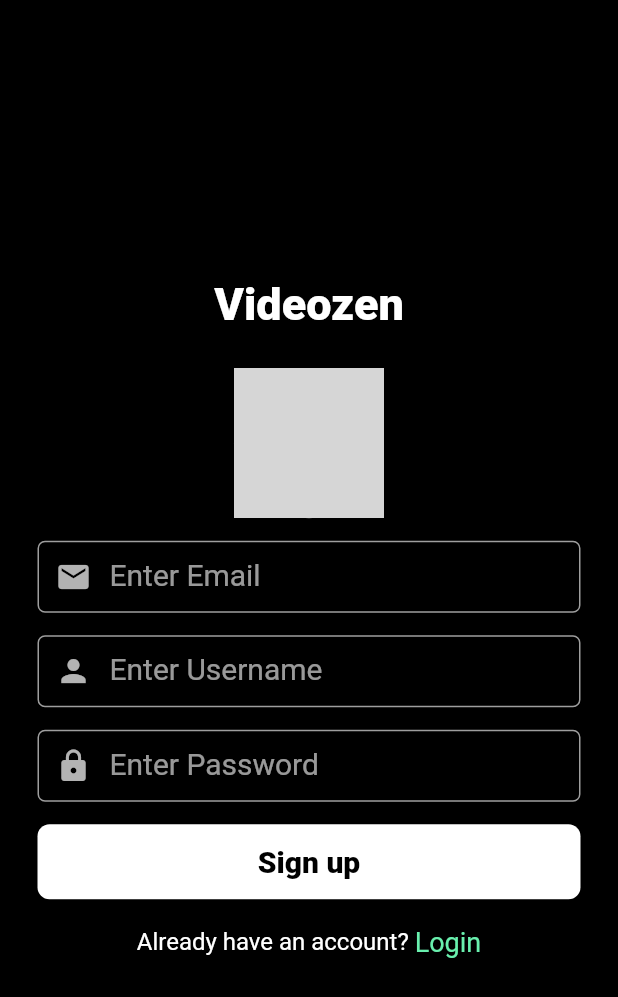
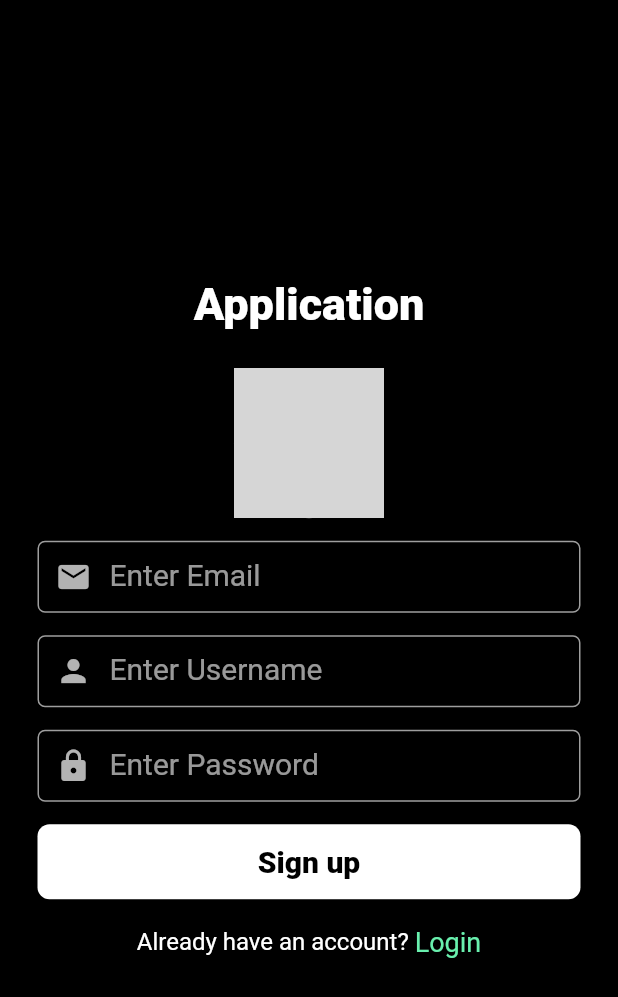
Before and after one commit to shinjini25/videozen, a Flutter app: the screen it shows after launch, after a tap on "Register Now!", on a phone screen of 412 x 824 dp. Shown: the top 997 px of the screen. Run offline on Flutter 3.47's test engine with Material 2 defaults, Android fonts, the phone set to English and light mode, and no system bars; our stand-ins replace cloud_firestore, firebase_auth, firebase_core, firebase_storage, get, image_picker; accounts and stored records are empty; network calls fail; grey boxes are pictures that could not be loaded.

Commit message:
login and signup done

```diff
--- a/lib/constants.dart
+++ b/lib/constants.dart
@@ -2,12 +2,10 @@ import 'package:cloud_firestore/cloud_firestore.dart';
 import 'package:firebase_auth/firebase_auth.dart';
 import 'package:firebase_storage/firebase_storage.dart';
 import 'package:flutter/material.dart';
-
 import 'controllers/auth_controllers.dart';
 
 // COLORS
 const backgroundColor = Colors.black;
-// var buttonColor = Colors.red[400];
 var buttonColor = Colors.white;
 var secondaryColor = Colors.greenAccent;
 const borderColor = Colors.grey;
--- a/lib/controllers/auth_controllers.dart
+++ b/lib/controllers/auth_controllers.dart
@@ -1,22 +1,46 @@
+//< -- functions: setting inital screen(_setInitialScreen()), observing auth state changes(onReady()),
+//                pick image for uplaod(pickImage()), image storage(_uploadToStorage), sign up(registerUser), login(loginUser()) and logout user(signOut()) -->
+
 import 'dart:io';
 import 'package:firebase_auth/firebase_auth.dart';
 import 'package:firebase_storage/firebase_storage.dart';
 import 'package:get/get.dart';
-import 'package:get/get_state_manager/get_state_manager.dart';
 import 'package:image_picker/image_picker.dart';
 import '../models/user.dart' as modelUser;
 import '../constants.dart';
+import '../views/screens/auth/home_screen.dart';
+import '../views/screens/auth/login_screen.dart';
 
 class AuthController extends GetxController {
   static AuthController instance = Get.find();
 
+//reactive variable --> observable
   late Rx<User?> _user;
   late Rx<File?> _pickedImage;
 
   File? get profilePhoto => _pickedImage.value;
 
-  //utility functions
+//persist user state
+  @override
+  void onReady() {
+    super.onReady();
+    _user = Rx<User?>(firebaseAuth.currentUser);
+    _user.bindStream(firebaseAuth.authStateChanges());
+    ever(_user, _setInitialScreen);
+  }
 
+//if user is not logged in, go to Login screen
+  _setInitialScreen(User? user) {
+    if (user == null) {
+      Get.offAll(() => LoginScreen());
+      // } else {
+      //   Get.offAll(() => const HomeScreen());
+    }
+  }
+
+//utility functions
+
+//pick an Img with the help of Image picker lib
   void pickImage() async {
     try {
       final pickedImage =
@@ -46,7 +70,7 @@ class AuthController extends GetxController {
   }
 
 //<---------------------------------------------------------------------------------------------------------->
-  //register the user function
+  //register user function
   Future<String> registerUser(
       String username, String email, String password, File? image) async {
     String res = "Some error occured";
@@ -112,7 +136,7 @@ class AuthController extends GetxController {
           'Login Successful',
           'You\'ve successfully logged in!',
         );
-        print("USER LOGIN SUCCESSFUL");
+        // print("USER LOGIN SUCCESSFUL");
       } else {
         Get.snackbar(
           'Error Logging in',
--- a/lib/models/user.dart
+++ b/lib/models/user.dart
@@ -13,14 +13,14 @@ class User {
     required this.profilePhoto,
   });
 
-//object field created in firestore database
+//helper function to set a document in firestore
   Map<String, dynamic> toJson() => {
         "name": name,
         "profilePhoto": profilePhoto,
         "email": email,
         "uid": uid,
       };
-
+//returns an user obj from a document sanpshot in firestore database
   static User fromSnap(DocumentSnapshot snap) {
     var snapshot = snap.data() as Map<String, dynamic>;
     return User(
--- a/lib/views/screens/auth/home_screen.dart
+++ b/lib/views/screens/auth/home_screen.dart
@@ -5,6 +5,8 @@ class HomeScreen extends StatelessWidget {
 
   @override
   Widget build(BuildContext context) {
-    return Container();
+    return const Center(
+      child: Text("Home screen"),
+    );
   }
 }
--- a/lib/views/screens/auth/login_screen.dart
+++ b/lib/views/screens/auth/login_screen.dart
@@ -19,7 +19,7 @@ class LoginScreen extends StatelessWidget {
           mainAxisAlignment: MainAxisAlignment.center,
           children: [
             Text(
-              "Videozen",
+              "Application",
               style: TextStyle(
                   color: buttonColor,
                   fontSize: 30,
@@ -28,7 +28,6 @@ class LoginScreen extends StatelessWidget {
             Text(
               "Login",
               style: TextStyle(
-                  // color: buttonColor,
                   fontSize: 23,
                   color: secondaryColor,
                   fontWeight: FontWeight.w700),
@@ -36,6 +35,8 @@ class LoginScreen extends StatelessWidget {
             const SizedBox(
               height: 25,
             ),
+
+            //<------------------- text fields ------------------->
             Container(
               width: MediaQuery.of(context).size.width,
               margin: kIsWeb
@@ -65,6 +66,8 @@ class LoginScreen extends StatelessWidget {
             const SizedBox(
               height: 25,
             ),
+
+            //<------------------- Login button ------------------->
             Container(
               width: MediaQuery.of(context).size.width,
               margin: kIsWeb
@@ -86,7 +89,8 @@ class LoginScreen extends StatelessWidget {
               ),
             ),
             const SizedBox(height: 18),
-            //sign up row
+
+            //<------------------- sign up text row ------------------->
             Row(
               mainAxisAlignment: MainAxisAlignment.center,
               children: [
--- a/lib/views/screens/auth/signup_screen.dart
+++ b/lib/views/screens/auth/signup_screen.dart
@@ -1,9 +1,6 @@
-import 'dart:typed_data';
-
 import 'package:flutter/foundation.dart';
 import 'package:flutter/material.dart';
 import 'package:videozen/views/screens/auth/login_screen.dart';
-
 import '../../../constants.dart';
 import '../../widgets/text_input.dart';
 
@@ -15,9 +12,6 @@ class SignupScreen extends StatefulWidget {
 }
 
 class _SignupScreenState extends State<SignupScreen> {
-  // Uint8List? _image;
-  // String? _text = null;
-
   final TextEditingController _emailController = TextEditingController();
 
   final TextEditingController _passwordController = TextEditingController();
@@ -26,8 +20,6 @@ class _SignupScreenState extends State<SignupScreen> {
 
   @override
   Widget build(BuildContext context) {
-    // Uint8List? _image;
-
     return Scaffold(
       body: Container(
         alignment: Alignment.center,
@@ -35,22 +27,17 @@ class _SignupScreenState extends State<SignupScreen> {
           mainAxisAlignment: MainAxisAlignment.center,
           children: [
             Text(
-              "Videozen",
+              "Application",
               style: TextStyle(
                   color: buttonColor,
                   fontSize: 30,
                   fontWeight: FontWeight.w900),
             ),
-            // const Text(
-            //   "Login",
-            //   style: TextStyle(
-            //       // color: buttonColor,
-            //       fontSize: 25,
-            //       fontWeight: FontWeight.w700),
-            // ),
             const SizedBox(
               height: 25,
             ),
+
+            //<------------------- Avatar and uplaod img icon ------------------->
             Stack(
               children: [
                 const CircleAvatar(
@@ -63,18 +50,18 @@ class _SignupScreenState extends State<SignupScreen> {
                   bottom: 30,
                   left: 28,
                   child: IconButton(
-                      icon: const Icon(Icons.upload,
-                          color: Colors.black, size: 34),
-                      onPressed: () async {
-                        // authController.pickImage();
-                        authController.pickImage();
-                      }),
+                    icon:
+                        const Icon(Icons.upload, color: Colors.black, size: 34),
+                    onPressed: () => authController.pickImage(),
+                  ),
                 )
               ],
             ),
             const SizedBox(
               height: 15,
             ),
+
+            //<------------------- text fields ------------------->
             Container(
               width: MediaQuery.of(context).size.width,
               margin: kIsWeb
@@ -119,6 +106,8 @@ class _SignupScreenState extends State<SignupScreen> {
             const SizedBox(
               height: 15,
             ),
+
+            //<------------------- sign up button ------------------->
             Container(
               width: MediaQuery.of(context).size.width,
               margin: kIsWeb
@@ -137,7 +126,7 @@ class _SignupScreenState extends State<SignupScreen> {
                       _passwordController.text,
                       authController.profilePhoto);
 
-                  //redirect to login
+                  //redirect to login if sign up is successful
                   if (res == "success") {
                     Navigator.of(context).push(
                         MaterialPageRoute(builder: (context) => LoginScreen()));
@@ -152,6 +141,7 @@ class _SignupScreenState extends State<SignupScreen> {
             ),
             const SizedBox(height: 18),
 
+            //<------------------- login text row ------------------->
             Row(
               mainAxisAlignment: MainAxisAlignment.center,
               children: [
--- a/lib/views/widgets/text_input.dart
+++ b/lib/views/widgets/text_input.dart
@@ -1,3 +1,5 @@
+// <--- custom text input field -->
+
 import 'package:flutter/material.dart';
 import 'package:videozen/constants.dart';
 
```
